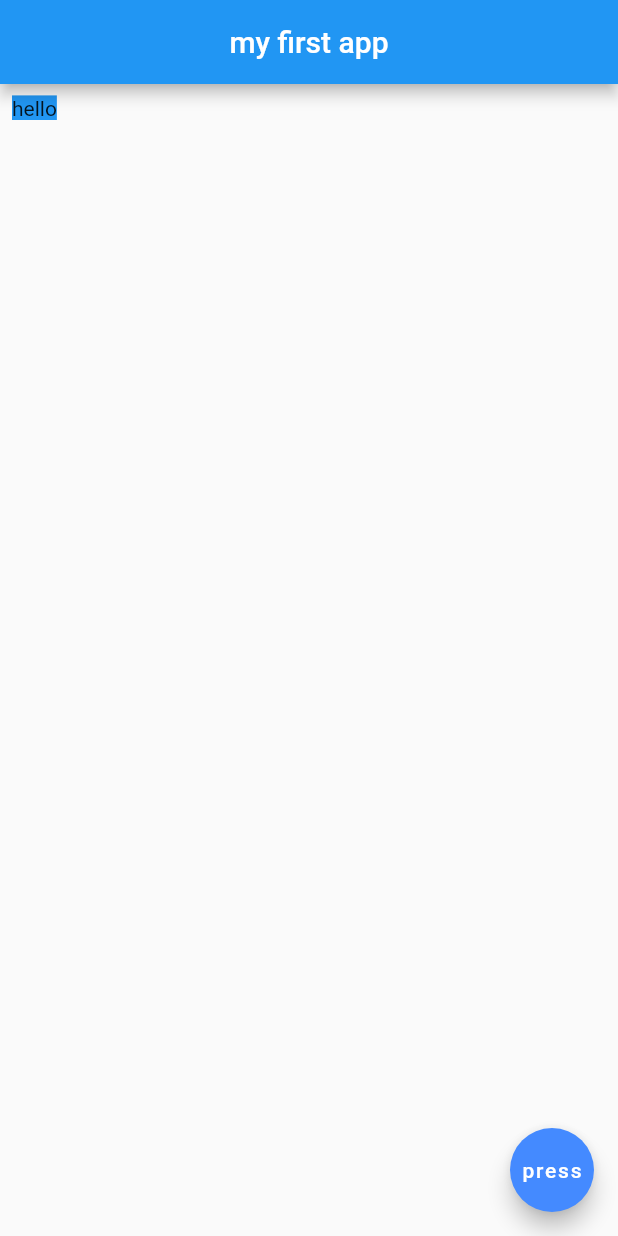
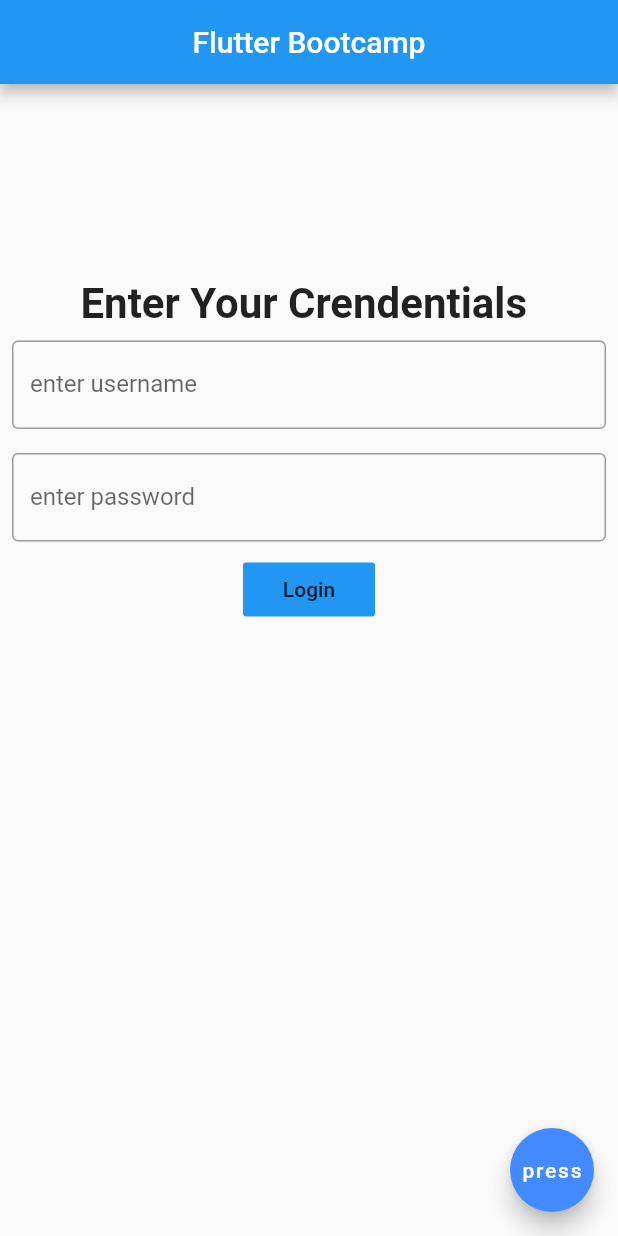
Before and after one commit to vipuljain96/flutterbootcamp, a Flutter app: the screen it shows after launch, on a phone screen of 412 x 824 dp. Run offline on Flutter 3.47's test engine with Material 2 defaults, Android fonts, the phone set to English and light mode, and no system bars.

Commit message:
Login Page

```diff
--- a/flutterbootcamp/lib/main.dart
+++ b/flutterbootcamp/lib/main.dart
@@ -11,7 +11,7 @@ class MyApp extends StatelessWidget {
     return Scaffold(
       appBar: AppBar(
         title: Text(
-          'my first app',
+          'Flutter Bootcamp',
           style: TextStyle(
             fontSize: 20.0,
             //letterSpacing: 2.0,
@@ -20,9 +20,30 @@ class MyApp extends StatelessWidget {
         ),
         centerTitle: true,
       ),
-      body: Padding(
-        padding: const EdgeInsets.all(8.0),
-        child: Text("hello",style:TextStyle(backgroundColor: Colors.blue)),
+      body: Column(
+        mainAxisAlignment: MainAxisAlignment.start,
+        children: [
+          SizedBox(height:130),
+          Text("Enter Your Crendentials ",style:TextStyle(fontSize: 28,fontWeight: FontWeight.bold)),
+          Padding(
+            padding: const EdgeInsets.all(8.0),
+            child: TextFormField(decoration: InputDecoration(
+              border: OutlineInputBorder(),
+              hintText: 'Username',
+              labelText: 'enter username',
+            ),),
+          ),
+          Padding(
+            padding: const EdgeInsets.all(8.0),
+            child: TextFormField(
+              decoration: InputDecoration(
+                border: OutlineInputBorder(),
+              hintText: 'Password',
+              labelText: 'enter password',
+            ),),
+          ),
+          FlatButton(onPressed: (){}, child: Text("Login"), color: Colors.blue,)
+        ],
       ),
       floatingActionButton: FloatingActionButton(
         backgroundColor: Colors.blueAccent,
```
